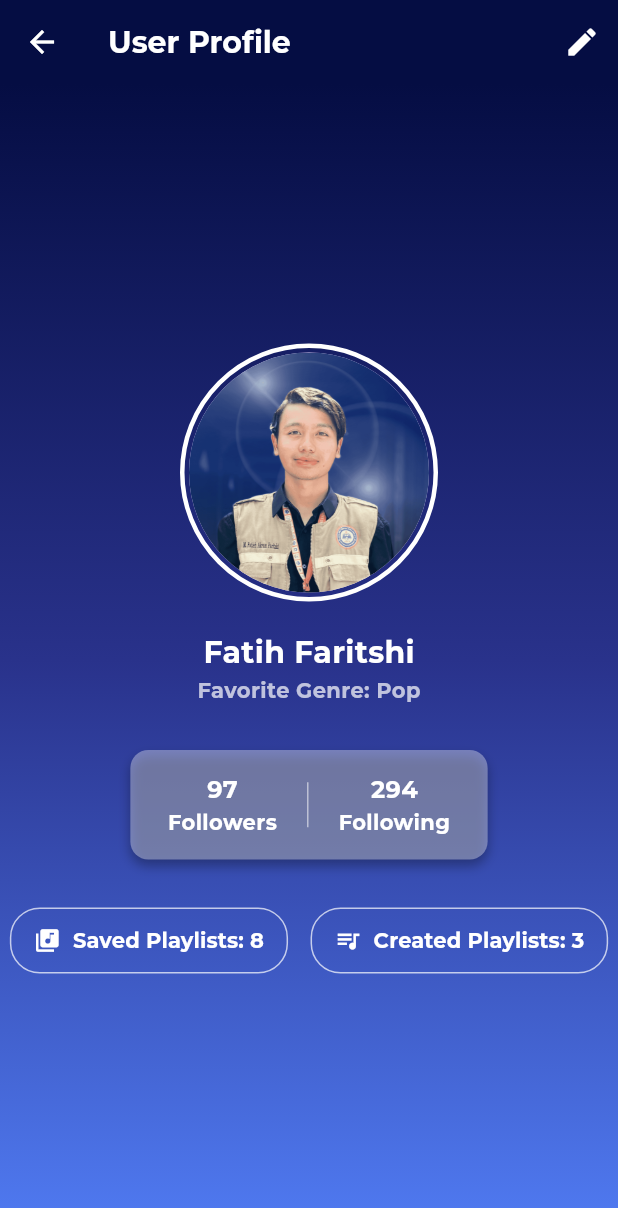
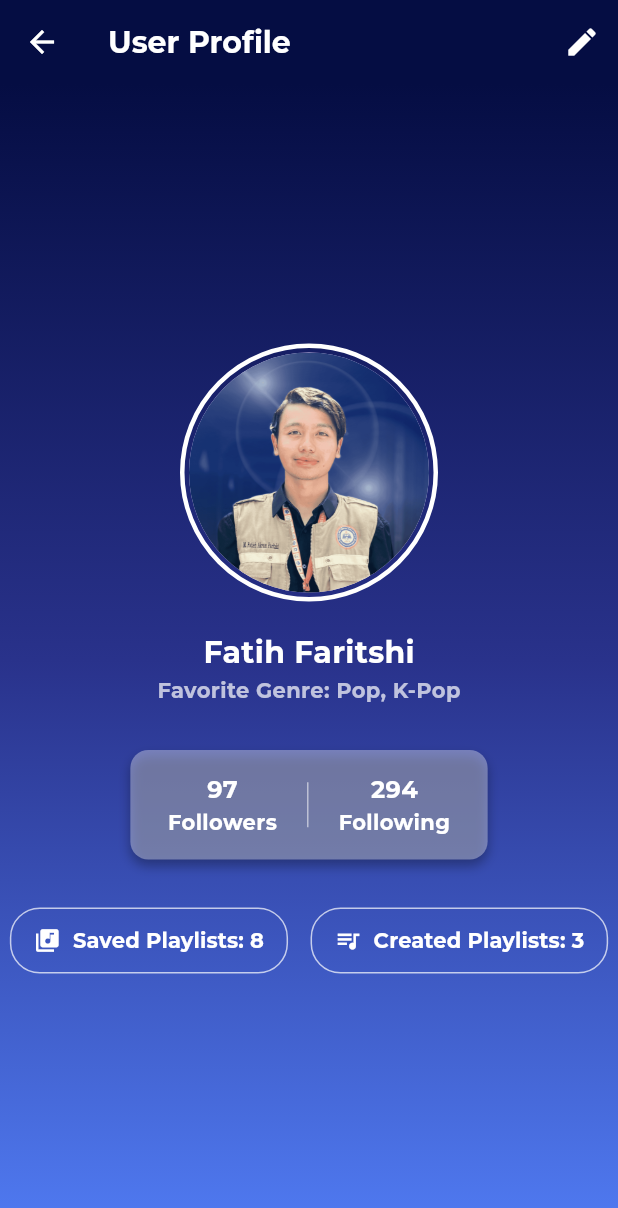
Before and after one commit to fatihfaritshi/FBOX-Project-UAS-MPL, a Flutter app: the screen it shows after launch, item 3 of the bottom bar chosen, on a phone screen of 412 x 824 dp. Shown: the top 1208 px of the screen. Run offline on Flutter 3.47's test engine with Material 3 defaults, Android fonts, the phone set to English and light mode, and no system bars; project files that could hold a hidden picture were left out.

Commit message:
Project UAS: C4

```diff
--- a/lib/user_data.dart
+++ b/lib/user_data.dart
@@ -1,5 +1,5 @@
 class UserData {
   // Default name and favorite genre
   static String name = 'Fatih Faritshi';
-  static String favoriteGenre = 'Pop';
+  static String favoriteGenre = 'Pop, K-Pop';
 }
```
